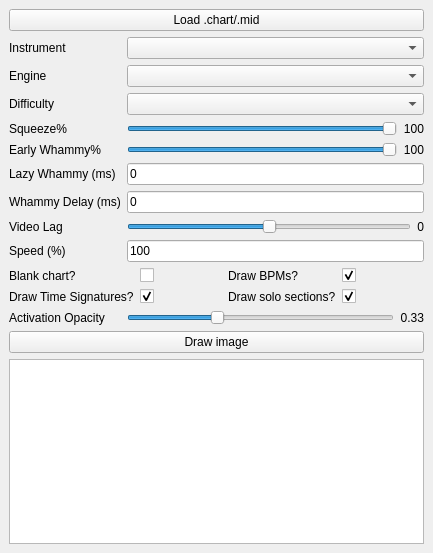
Above: gui/mainwindow.ui from GenericMadScientist/CHOpt before the change. Below: the same form after it.
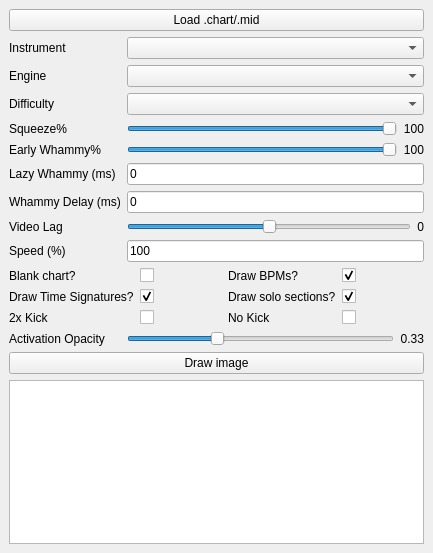
That is the form after the change.

Commit message: Add double kick/no kick options to GUI

```diff
--- a/gui/mainwindow.ui
+++ b/gui/mainwindow.ui
@@ -310,6 +310,34 @@
           </property>
          </widget>
         </item>
+        <item row="2" column="0">
+          <widget class="QLabel" name="label_doubleKick">
+            <property name="text">
+              <string>2x Kick</string>
+            </property>
+          </widget>
+        </item>
+        <item row="2" column="1">
+          <widget class="QCheckBox" name="doubleKickCheckBox">
+            <property name="checked">
+              <bool>false</bool>
+            </property>
+          </widget>
+        </item>
+        <item row="2" column="2">
+          <widget class="QLabel" name="label_noKick">
+            <property name="text">
+              <string>No Kick</string>
+            </property>
+          </widget>
+        </item>
+        <item row="2" column="3">
+          <widget class="QCheckBox" name="noKickCheckBox">
+            <property name="checked">
+              <bool>false</bool>
+            </property>
+          </widget>
+        </item>
        </layout>
       </item>
       <item row="2" column="0">
```
The commit also changes 1 other file.
